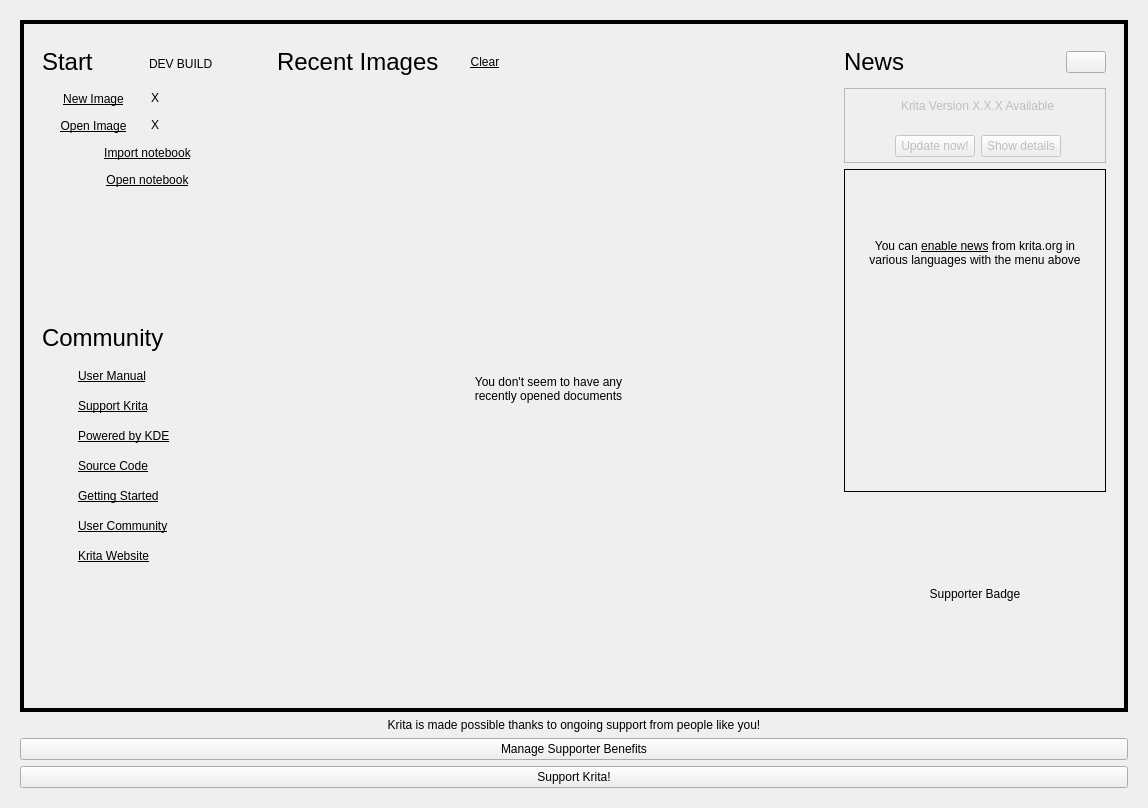
First picture: the form in libs/ui/forms/KisWelcomePage.ui, repository a-seal1234/not-just-note, before the edit.
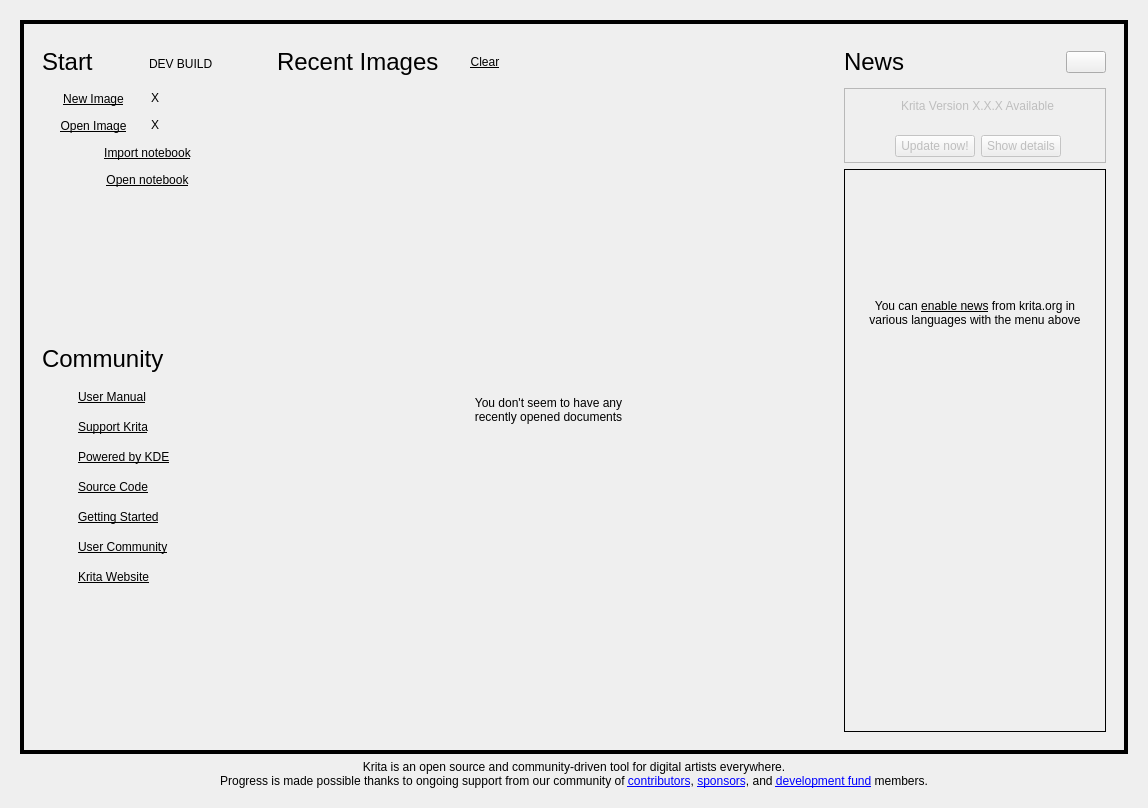
Second picture: the form after the edit. The open tabs and pages were chosen to show the change. Custom widgets are drawn as their Qt base class.

Commit message: Not Just Note: Android pen and PDF notebook release candidate

The edit to the form file:
```diff
--- a/libs/ui/forms/KisWelcomePage.ui
+++ b/libs/ui/forms/KisWelcomePage.ui
@@ -1608,70 +1608,6 @@
            </layout>
           </widget>
          </item>
-         <item>
-          <layout class="QHBoxLayout" name="supporterBadgeLayout">
-           <property name="spacing">
-            <number>0</number>
-           </property>
-           <item>
-            <spacer name="leftSupporterBadgeSpacer">
-             <property name="orientation">
-              <enum>Qt::Horizontal</enum>
-             </property>
-             <property name="sizeHint" stdset="0">
-              <size>
-               <width>0</width>
-               <height>0</height>
-              </size>
-             </property>
-            </spacer>
-           </item>
-           <item>
-            <widget class="QLabel" name="supporterBadge">
-             <property name="sizePolicy">
-              <sizepolicy hsizetype="Fixed" vsizetype="Fixed">
-               <horstretch>0</horstretch>
-               <verstretch>0</verstretch>
-              </sizepolicy>
-             </property>
-             <property name="minimumSize">
-              <size>
-               <width>150</width>
-               <height>192</height>
-              </size>
-             </property>
-             <property name="maximumSize">
-              <size>
-               <width>150</width>
-               <height>192</height>
-              </size>
-             </property>
-             <property name="text">
-              <string notr="true">Supporter Badge</string>
-             </property>
-             <property name="scaledContents">
-              <bool>true</bool>
-             </property>
-             <property name="alignment">
-              <set>Qt::AlignCenter</set>
-             </property>
-            </widget>
-           </item>
-           <item>
-            <spacer name="rightSupporterBadgeSpacer">
-             <property name="orientation">
-              <enum>Qt::Horizontal</enum>
-             </property>
-             <property name="sizeHint" stdset="0">
-              <size>
-               <width>0</width>
-               <height>0</height>
-              </size>
-             </property>
-            </spacer>
-           </item>
-          </layout>
-         </item>
         </layout>
        </widget>
       </item>
@@ -1725,102 +1661,6 @@
        </item>
       </layout>
      </widget>
-     <widget class="QWidget" name="pgAndroidSupporter">
-      <layout class="QVBoxLayout" name="lytPgAndroidSupporter">
-       <property name="leftMargin">
-        <number>0</number>
-       </property>
-       <property name="topMargin">
-        <number>0</number>
-       </property>
-       <property name="rightMargin">
-        <number>0</number>
-       </property>
-       <property name="bottomMargin">
-        <number>0</number>
-       </property>
-       <item>
-        <widget class="QLabel" name="lblAndroidSupporter">
-         <property name="text">
-          <string>Krita is made possible thanks to ongoing support from people like you!</string>
-         </property>
-         <property name="alignment">
-          <set>Qt::AlignCenter</set>
-         </property>
-         <property name="wordWrap">
-          <bool>true</bool>
-         </property>
-        </widget>
-       </item>
-       <item>
-        <widget class="QPushButton" name="bnAndroidSupporterManage">
-         <property name="text">
-          <string>Manage Supporter Benefits</string>
-         </property>
-        </widget>
-       </item>
-      </layout>
-     </widget>
-    </widget>
-   </item>
-   <item>
-    <widget class="QWidget" name="wdgAndroidSupportBanner" native="true">
-     <layout class="QHBoxLayout" name="lytWdgAndroidSupporterBanner" stretch="0,1,0">
-      <property name="spacing">
-       <number>0</number>
-      </property>
-      <property name="leftMargin">
-       <number>0</number>
-      </property>
-      <property name="topMargin">
-       <number>0</number>
-      </property>
-      <property name="rightMargin">
-       <number>0</number>
-      </property>
-      <property name="bottomMargin">
-       <number>0</number>
-      </property>
-      <item>
-       <spacer name="spcWdgAndroidSupportBannerLeft">
-        <property name="orientation">
-         <enum>Qt::Horizontal</enum>
-        </property>
-        <property name="sizeHint" stdset="0">
-         <size>
-          <width>0</width>
-          <height>0</height>
-         </size>
-        </property>
-       </spacer>
-      </item>
-      <item>
-       <widget class="QPushButton" name="bnAndroidSupport">
-        <property name="cursor">
-         <cursorShape>PointingHandCursor</cursorShape>
-        </property>
-        <property name="text">
-         <string>Support Krita!</string>
-        </property>
-        <property name="flat">
-         <bool>false</bool>
-        </property>
-       </widget>
-      </item>
-      <item>
-       <spacer name="spcWdgAndroidSupportBannerRight">
-        <property name="orientation">
-         <enum>Qt::Horizontal</enum>
-        </property>
-        <property name="sizeHint" stdset="0">
-         <size>
-          <width>0</width>
-          <height>0</height>
-         </size>
-        </property>
-       </spacer>
-      </item>
-     </layout>
     </widget>
    </item>
   </layout>
```
The commit also changes 122 other files.
